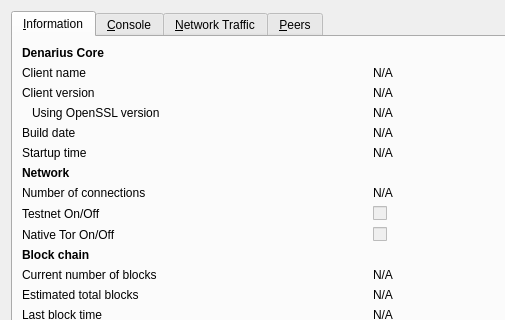
Old version of the form src/qt/forms/rpcconsole.ui in the repository innova-foundation/innova; both pictures show x 0 to 505 and y 0 to 320 of the 740 by 450 pixel window.
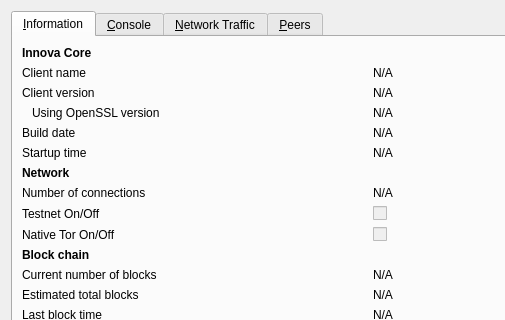
New version of the form. Icons and pictures are not drawn. Custom widgets are drawn as their Qt base class.

```diff
--- a/src/qt/forms/rpcconsole.ui
+++ b/src/qt/forms/rpcconsole.ui
@@ -33,7 +33,7 @@
           </font>
          </property>
          <property name="text">
-          <string>Denarius Core</string>
+          <string>Innova Core</string>
          </property>
         </widget>
        </item>
```
Left out of the diff: 6 changed lines with no effect on the pictures.
